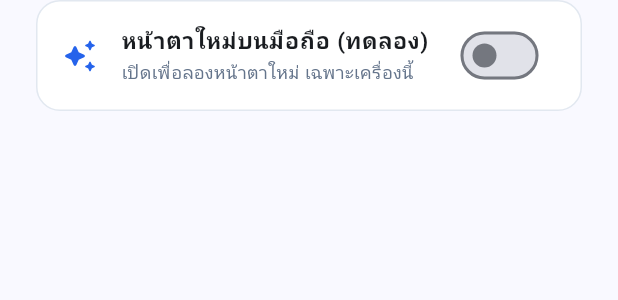
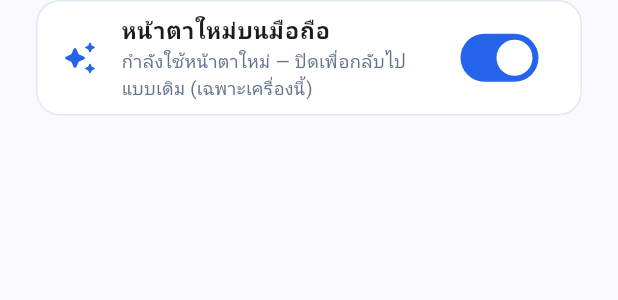
Before and after one commit to omkub/koragoch, a Flutter app: the MobileUiSwitchTile widget shown alone on an empty page, opened directly, on a phone screen of 412 x 824 dp. Shown: the top 300 px of the screen. Run offline on Flutter 3.47's test engine with Material 3 defaults, Android fonts, the phone set to English and light mode, and no system bars; our stand-ins replace cloud_firestore, csv, file_picker, firebase_auth, firebase_core, fl_chart and 6 more; missing offline and left inert: dart:js_interop, thai_buddhist_date; accounts and stored records are empty; network calls fail; Roboto replaces fonts that are missing (Sarabun).

Commit message:
app มือถือ: พาร์ท 8 — เปิดหน้าตาใหม่เป็นค่าเริ่มต้น
- ทุกเครื่องเห็นหน้าตาใหม่บนมือถือ (เครื่องที่เคยกดปิดสวิตช์ไว้ยังเป็นแบบเดิม)
- สวิตช์ในหน้าบัญชียังอยู่: ปิด = กลับไปหน้าตาเดิมเฉพาะเครื่องนั้น
- ยังไม่ลบหน้าจอมือถือเดิม — เก็บไว้เป็นทางถอยจนใช้หน้าตาใหม่จริงจนมั่นใจ
- หน้าจอคอมไม่เปลี่ยน

merge หลังลองหน้าตาใหม่บนมือถือจริงแล้วเท่านั้น
ต้อง merge พาร์ท 0–7 (#31–#36) ก่อน

```diff
--- a/lib/screens/mobile_v2/mobile_shell.dart
+++ b/lib/screens/mobile_v2/mobile_shell.dart
@@ -1,4 +1,5 @@
-/// หน้าจอมือถือแบบใหม่ (ทดลอง) — เปิดได้ที่หน้าบัญชี (MobileUiPreference)
+/// หน้าจอมือถือแบบใหม่ — ค่าเริ่มต้นของทุกเครื่อง ปิดกลับไปแบบเดิมได้ที่หน้าบัญชี
+/// (MobileUiPreference)
 ///
 /// โครงแบบแอปมือถือ:
 ///   - แถบล่าง 4 ปุ่ม: หน้าหลัก · ส่งใบลา · ประวัติ · บัญชี
--- a/lib/utils/mobile_ui_preference.dart
+++ b/lib/utils/mobile_ui_preference.dart
@@ -1,10 +1,10 @@
-/// สวิตช์ "หน้าตาใหม่บนมือถือ" — เลือกได้ต่อเครื่อง ระหว่างที่ทยอยปรับหน้าจอมือถือ
+/// สวิตช์ "หน้าตาใหม่บนมือถือ" — เลือกได้ต่อเครื่อง
 ///
-/// ปิด (ค่าเริ่มต้น) = หน้าจอมือถือแบบเดิม (MobileMainLayout)
-/// เปิด = หน้าจอมือถือแบบใหม่ (MobileShell) — ยังอยู่ระหว่างพัฒนา
+/// เปิด (ค่าเริ่มต้น ตั้งแต่พาร์ท 8) = หน้าจอมือถือแบบใหม่ (MobileShell)
+/// ปิด = กลับไปใช้หน้าจอมือถือแบบเดิม (MobileMainLayout)
 ///
-/// เก็บใน SharedPreferences ของเครื่อง จึงเปิดลองเฉพาะเครื่องตัวเองได้
-/// คนอื่นยังเห็นแบบเดิม เมื่อเปิดใช้จริงทุกคน (พาร์ท 8) ไฟล์นี้จะถูกลบ
+/// เก็บใน SharedPreferences ของเครื่อง — เครื่องที่เคยกดปิดไว้จะยังเป็นแบบเดิม
+/// เมื่อใช้หน้าตาใหม่จริงจนมั่นใจแล้ว ค่อยลบหน้าจอเดิม สวิตช์ และไฟล์นี้ทิ้ง
 library;
 
 import 'package:flutter/foundation.dart';
@@ -16,7 +16,7 @@ class MobileUiPreference {
   static const _key = 'mobile_ui_v2';
 
   /// true = ใช้หน้าตาใหม่ — หน้าจอที่ฟังค่านี้จะสลับให้ทันทีเมื่อเปลี่ยน
-  static final ValueNotifier<bool> useNewUi = ValueNotifier(false);
+  static final ValueNotifier<bool> useNewUi = ValueNotifier(true);
 
   static bool _loaded = false;
 
@@ -26,9 +26,9 @@ class MobileUiPreference {
     _loaded = true;
     try {
       final prefs = await SharedPreferences.getInstance();
-      useNewUi.value = prefs.getBool(_key) ?? false;
+      useNewUi.value = prefs.getBool(_key) ?? true;
     } catch (e) {
-      debugPrint('⚠️  อ่านค่าหน้าตามือถือไม่สำเร็จ ใช้แบบเดิม: $e');
+      debugPrint('⚠️  อ่านค่าหน้าตามือถือไม่สำเร็จ ใช้หน้าตาใหม่: $e');
     }
   }
 
--- a/lib/widgets/mobile_ui_switch_tile.dart
+++ b/lib/widgets/mobile_ui_switch_tile.dart
@@ -30,13 +30,13 @@ class MobileUiSwitchTile extends StatelessWidget {
           activeTrackColor: const Color(0xFF2563EB),
           secondary: const Icon(Icons.auto_awesome_rounded,
               color: Color(0xFF2563EB)),
-          title: Text('หน้าตาใหม่บนมือถือ (ทดลอง)',
+          title: Text('หน้าตาใหม่บนมือถือ',
               style: GoogleFonts.sarabun(
                   fontSize: 15, fontWeight: FontWeight.w600)),
           subtitle: Text(
               on
-                  ? 'กำลังใช้หน้าตาใหม่ — ปิดเพื่อกลับไปแบบเดิม'
-                  : 'เปิดเพื่อลองหน้าตาใหม่ เฉพาะเครื่องนี้',
+                  ? 'กำลังใช้หน้าตาใหม่ — ปิดเพื่อกลับไปแบบเดิม (เฉพาะเครื่องนี้)'
+                  : 'กำลังใช้หน้าตาเดิม — เปิดเพื่อใช้หน้าตาใหม่',
               style: GoogleFonts.sarabun(
                   fontSize: 12, color: const Color(0xFF64748B))),
           shape: RoundedRectangleBorder(
```
